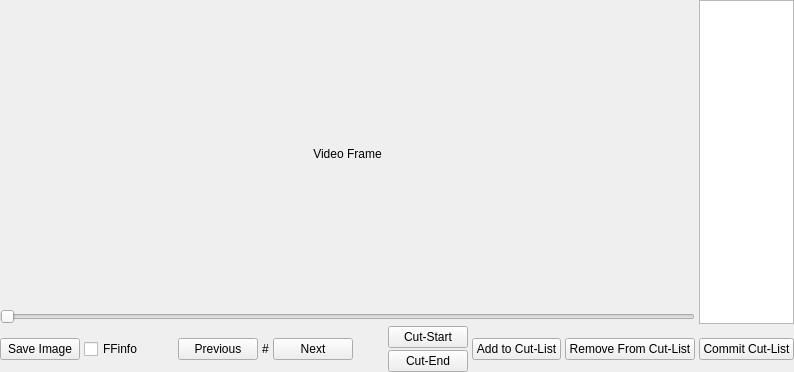
First picture: the form in tools/viewer/AVSViewer.ui, repository Selur/MKVCutter, before the edit.
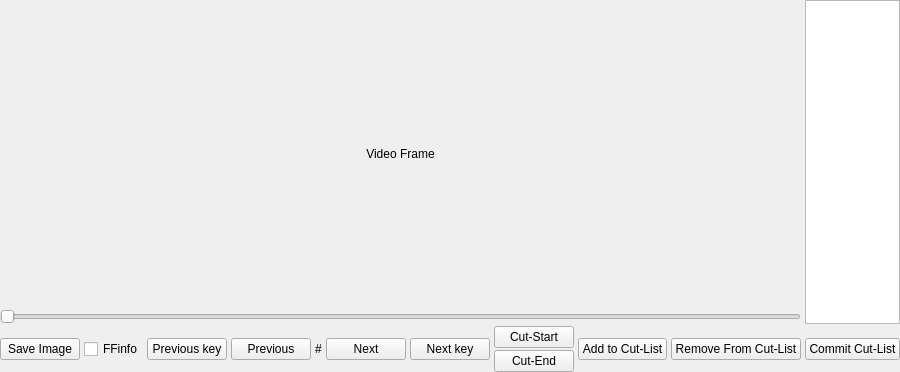
Second picture: the form after the edit. Custom widgets are drawn as their Qt base class.

The edit to the form file:
```diff
--- a/tools/viewer/AVSViewer.ui
+++ b/tools/viewer/AVSViewer.ui
@@ -109,6 +109,19 @@
        </property>
       </spacer>
      </item>
+     <item>
+      <widget class="QPushButton" name="previousKeyPushButton">
+       <property name="sizePolicy">
+        <sizepolicy hsizetype="Fixed" vsizetype="Fixed">
+         <horstretch>0</horstretch>
+         <verstretch>0</verstretch>
+        </sizepolicy>
+       </property>
+       <property name="text">
+        <string>Previous key</string>
+       </property>
+      </widget>
+     </item>
      <item>
       <widget class="QPushButton" name="previousPushButton">
        <property name="sizePolicy">
@@ -154,6 +167,19 @@
        </property>
       </widget>
      </item>
+     <item>
+      <widget class="QPushButton" name="nextKeyPushButton">
+       <property name="sizePolicy">
+        <sizepolicy hsizetype="Fixed" vsizetype="Fixed">
+         <horstretch>0</horstretch>
+         <verstretch>0</verstretch>
+        </sizepolicy>
+       </property>
+       <property name="text">
+        <string>Next key</string>
+       </property>
+      </widget>
+     </item>
      <item>
       <spacer name="horizontalSpacer_2">
        <property name="orientation">
```
